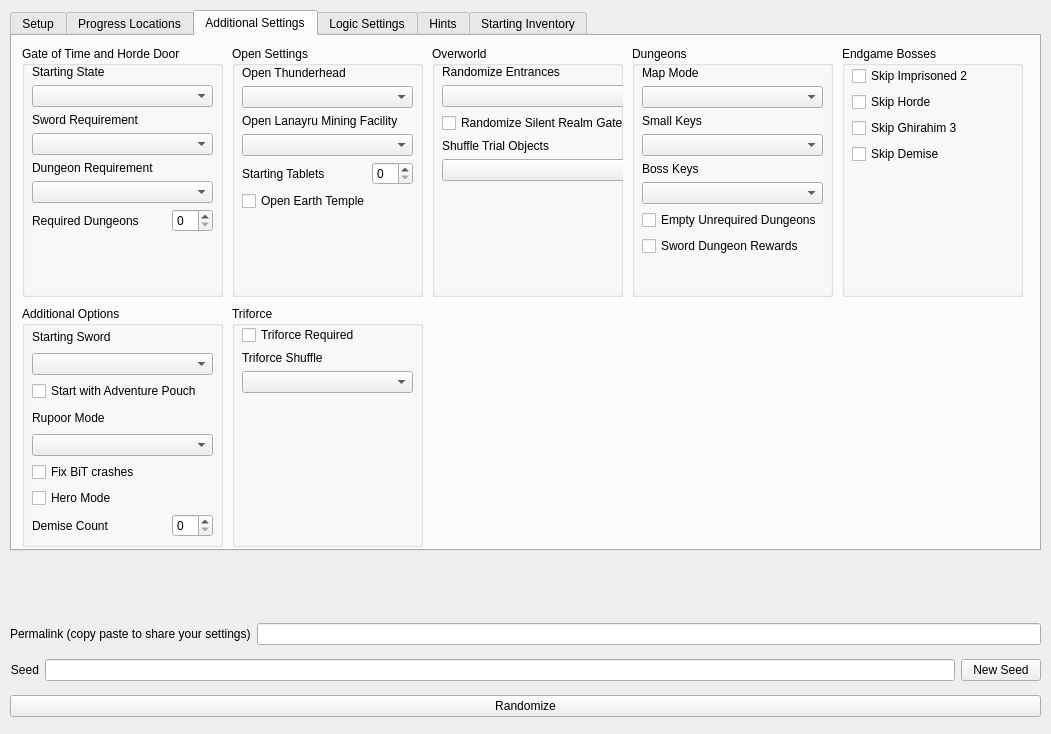
ssrando/ssrando, file gui/randogui.ui: the form before one commit.
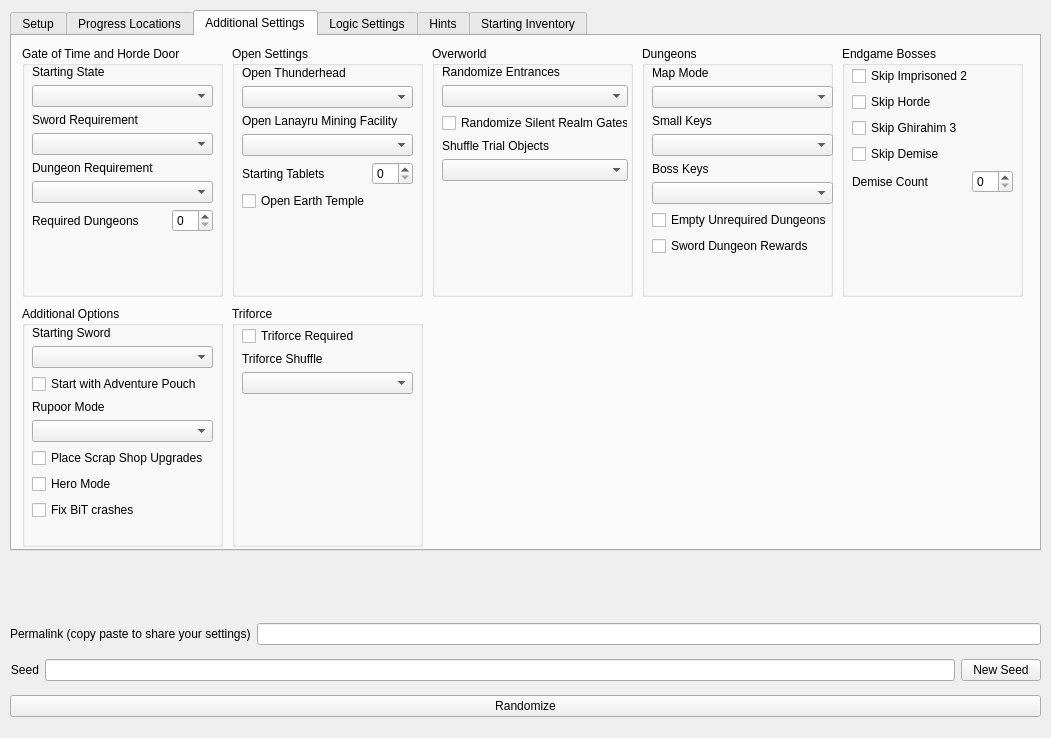
The form after the commit.

Commit message: Add Gondo's Upgrades as Progressive Items (#213)

Patch:
```diff
--- a/gui/randogui.ui
+++ b/gui/randogui.ui
@@ -7,7 +7,7 @@
     <x>0</x>
     <y>0</y>
     <width>1051</width>
-    <height>734</height>
+    <height>738</height>
    </rect>
   </property>
   <property name="sizePolicy">
@@ -759,7 +759,7 @@
          <x>10</x>
          <y>19</y>
          <width>181</width>
-         <height>242</height>
+         <height>221</height>
         </rect>
        </property>
        <layout class="QVBoxLayout" name="verticalLayout">
@@ -854,9 +854,9 @@
      <widget class="QGroupBox" name="groupBox_7">
       <property name="geometry">
        <rect>
-        <x>620</x>
+        <x>630</x>
         <y>10</y>
-        <width>201</width>
+        <width>191</width>
         <height>251</height>
        </rect>
       </property>
@@ -995,6 +995,27 @@
           </property>
          </widget>
         </item>
+        <item>
+         <layout class="QHBoxLayout" name="horizontalLayout_20">
+          <item>
+           <widget class="QLabel" name="label_for_option_demise_count">
+            <property name="text">
+             <string>Demise Count</string>
+            </property>
+           </widget>
+          </item>
+          <item>
+           <widget class="QSpinBox" name="option_demise_count">
+            <property name="maximumSize">
+             <size>
+              <width>41</width>
+              <height>16777215</height>
+             </size>
+            </property>
+           </widget>
+          </item>
+         </layout>
+        </item>
         <item>
          <spacer name="verticalSpacer_5">
           <property name="orientation">
@@ -1110,7 +1131,7 @@
        <rect>
         <x>420</x>
         <y>10</y>
-        <width>191</width>
+        <width>201</width>
         <height>251</height>
        </rect>
       </property>
@@ -1122,7 +1143,7 @@
         <rect>
          <x>10</x>
          <y>19</y>
-         <width>206</width>
+         <width>186</width>
          <height>221</height>
         </rect>
        </property>
@@ -1156,7 +1177,7 @@
          </widget>
         </item>
         <item>
-         <layout class="QVBoxLayout" name="verticalLayout_31">
+         <layout class="QVBoxLayout" name="verticalLayout_trialshuffle">
           <item>
            <widget class="QLabel" name="label_4">
             <property name="text">
@@ -1206,7 +1227,7 @@
          <x>10</x>
          <y>20</y>
          <width>181</width>
-         <height>211</height>
+         <height>210</height>
         </rect>
        </property>
        <layout class="QVBoxLayout" name="verticalLayout_15">
@@ -1246,9 +1267,9 @@
          </layout>
         </item>
         <item>
-         <widget class="QCheckBox" name="option_fix_bit_crashes">
+         <widget class="QCheckBox" name="option_gondo_upgrades">
           <property name="text">
-           <string>Fix BiT crashes</string>
+           <string>Place Scrap Shop Upgrades</string>
           </property>
          </widget>
         </item>
@@ -1260,27 +1281,26 @@
          </widget>
         </item>
         <item>
-         <layout class="QHBoxLayout" name="horizontalLayout_20">
-          <item>
-           <widget class="QLabel" name="label_for_option_demise_count">
+         <widget class="QCheckBox" name="option_fix_bit_crashes">
             <property name="text">
-             <string>Demise Count</string>
+           <string>Fix BiT crashes</string>
             </property>
            </widget>
           </item>
           <item>
-           <widget class="QSpinBox" name="option_demise_count">
-            <property name="maximumSize">
+         <spacer name="verticalSpacer_17">
+          <property name="orientation">
+           <enum>Qt::Vertical</enum>
+          </property>
+          <property name="sizeHint" stdset="0">
              <size>
-              <width>41</width>
-              <height>16777215</height>
-             </size>
-            </property>
-           </widget>
-          </item>
-         </layout>
-        </item>
-       </layout>
+            <width>20</width>
+            <height>40</height>
+           </size>
+          </property>
+         </spacer>
+        </item>
+       </layout>
       </widget>
      </widget>
      <widget class="QGroupBox" name="groupBox_17">
@@ -1299,9 +1319,9 @@
        <property name="geometry">
         <rect>
          <x>10</x>
-         <y>19</y>
+         <y>20</y>
          <width>171</width>
-         <height>221</height>
+         <height>211</height>
         </rect>
        </property>
        <layout class="QVBoxLayout" name="verticalLayout_31">
@@ -1316,6 +1336,8 @@
          </widget>
         </item>
         <item>
+         <layout class="QVBoxLayout" name="verticalLayout_38">
+          <item>
          <widget class="QLabel" name="label_for_option_triforce_shuffle">
           <property name="text">
            <string>Triforce Shuffle</string>
@@ -1331,6 +1353,8 @@
            <number>-1</number>
           </property>
          </widget>
+          </item>
+         </layout>
         </item>
         <item>
          <spacer name="verticalSpacer_6">
```
Left out of the diff: 4 changed lines with no effect on the pictures. Lines whose indentation alone changed are shown as unchanged. The commit also changes 10 other files.
